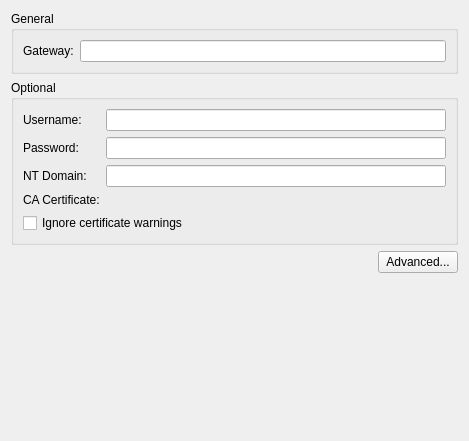
First picture: the form in vpn/sstp/sstpwidget.ui, repository KDE/plasma-nm, before the edit.
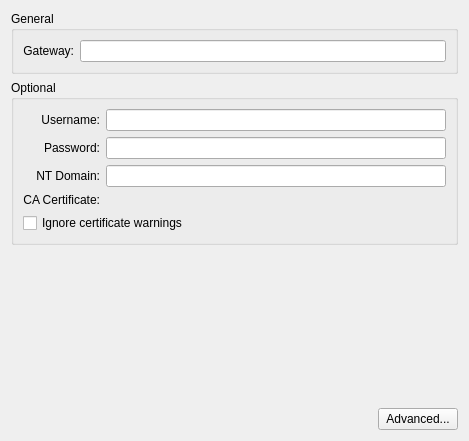
Second picture: the form after the edit. Custom widgets are drawn as their Qt base class.

```diff
--- a/vpn/sstp/sstpwidget.ui
+++ b/vpn/sstp/sstpwidget.ui
@@ -24,6 +24,9 @@
           <property name="text">
            <string>Gateway:</string>
           </property>
+          <property name="alignment">
+           <set>Qt::AlignRight|Qt::AlignTrailing|Qt::AlignVCenter</set>
+          </property>
          </widget>
         </item>
         <item>
@@ -34,7 +37,7 @@
      </layout>
     </widget>
    </item>
-   <item row="2" column="0">
+   <item row="3" column="0">
     <layout class="QHBoxLayout" name="horizontalLayout">
      <item>
       <spacer name="horizontalSpacer">
@@ -69,6 +72,9 @@
         <property name="text">
          <string>Username:</string>
         </property>
+        <property name="alignment">
+         <set>Qt::AlignRight|Qt::AlignTrailing|Qt::AlignVCenter</set>
+        </property>
        </widget>
       </item>
       <item row="0" column="1">
@@ -79,6 +85,9 @@
         <property name="text">
          <string>Password:</string>
         </property>
+        <property name="alignment">
+         <set>Qt::AlignRight|Qt::AlignTrailing|Qt::AlignVCenter</set>
+        </property>
        </widget>
       </item>
       <item row="1" column="1">
@@ -96,6 +105,9 @@
         <property name="text">
          <string>NT Domain:</string>
         </property>
+        <property name="alignment">
+         <set>Qt::AlignRight|Qt::AlignTrailing|Qt::AlignVCenter</set>
+        </property>
        </widget>
       </item>
       <item row="3" column="1">
@@ -106,6 +118,9 @@
         <property name="text">
          <string>CA Certificate:</string>
         </property>
+        <property name="alignment">
+         <set>Qt::AlignRight|Qt::AlignTrailing|Qt::AlignVCenter</set>
+        </property>
        </widget>
       </item>
       <item row="4" column="0" colspan="2">
@@ -118,7 +133,7 @@
      </layout>
     </widget>
    </item>
-   <item row="3" column="0">
+   <item row="2" column="0">
     <spacer name="verticalSpacer">
      <property name="orientation">
       <enum>Qt::Vertical</enum>
```
Left out of the diff: 7 changed lines with no effect on the pictures.
